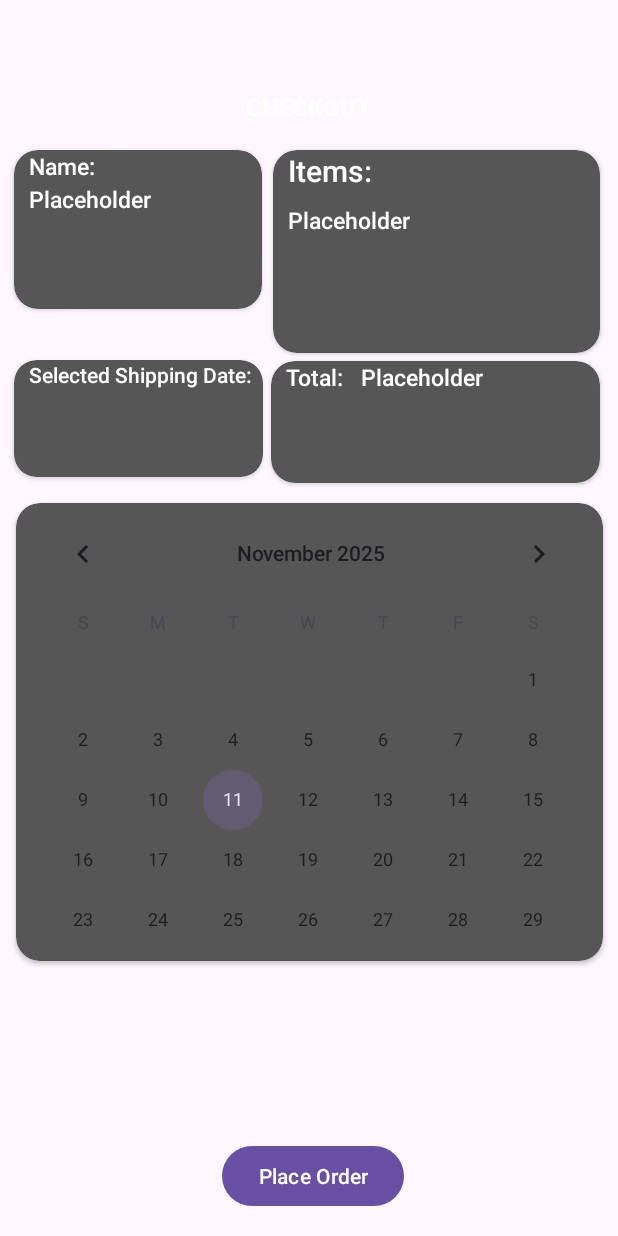
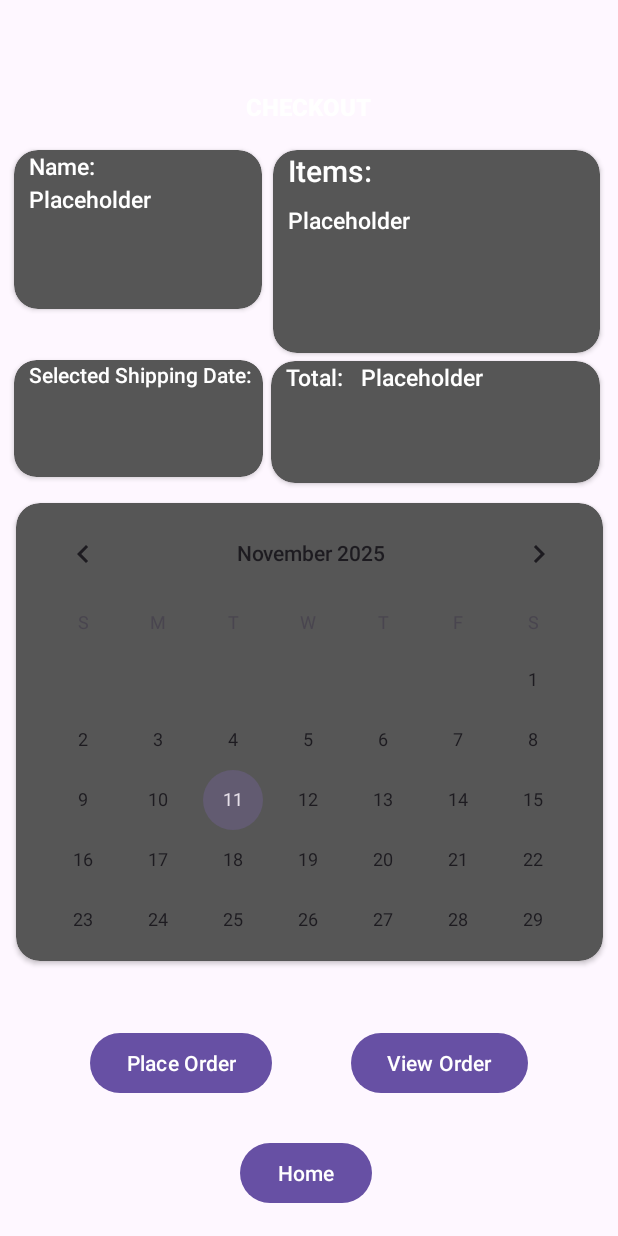
Before and after one commit to 0xNick404/comp3606-group-pratical, an Android app: the layout activity_checkout.xml on its own in the app's theme, with its tools: preview values and no code run, on a phone screen of 412 x 824 dp. Run offline under Robolectric (Android 15) with nearby library versions, the phone set to English and light mode, and no system bars.

Commit message:
incorporate files with objects

```diff
--- a/app/src/main/res/layout/activity_checkout.xml
+++ b/app/src/main/res/layout/activity_checkout.xml
@@ -30,16 +30,13 @@
         android:id="@+id/placeOrder"
         android:layout_width="wrap_content"
         android:layout_height="wrap_content"
-        android:layout_marginBottom="16dp"
+        android:layout_marginStart="60dp"
         android:onClick="onPlaceOrder"
         android:text="Place Order"
         app:layout_constraintBottom_toBottomOf="parent"
-        app:layout_constraintEnd_toEndOf="parent"
-        app:layout_constraintHorizontal_bias="0.51"
         app:layout_constraintStart_toStartOf="parent"
         app:layout_constraintTop_toBottomOf="@+id/cardView4"
-        app:layout_constraintVertical_bias="1.0" />
-
+        app:layout_constraintVertical_bias="0.326" />
 
     <androidx.cardview.widget.CardView
         android:id="@+id/cardView1"
@@ -203,5 +200,29 @@
 
     </androidx.cardview.widget.CardView>
 
+    <Button
+        android:id="@+id/openOrder"
+        android:layout_width="wrap_content"
+        android:layout_height="wrap_content"
+        android:layout_marginEnd="60dp"
+        android:onClick="onOpenOrder"
+        android:text="View Order"
+        app:layout_constraintBottom_toBottomOf="parent"
+        app:layout_constraintEnd_toEndOf="parent"
+        app:layout_constraintTop_toBottomOf="@+id/cardView4"
+        app:layout_constraintVertical_bias="0.326" />
+
+    <Button
+        android:id="@+id/homeButton"
+        android:layout_width="wrap_content"
+        android:layout_height="wrap_content"
+        android:layout_marginTop="25dp"
+        android:onClick="onHomeBtnClicked"
+        android:text="Home"
+        app:layout_constraintEnd_toEndOf="parent"
+        app:layout_constraintHorizontal_bias="0.494"
+        app:layout_constraintStart_toStartOf="parent"
+        app:layout_constraintTop_toBottomOf="@+id/openOrder" />
+
 
 </androidx.constraintlayout.widget.ConstraintLayout>
```
Also changed, not shown: app/src/main/java/com/example/furnitureorderingapp/CheckoutActivity.java (+80 -2 lines).
